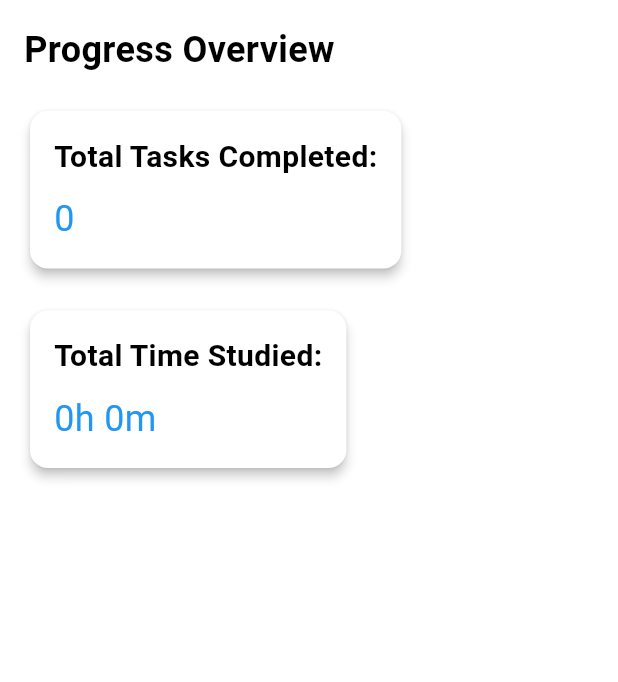
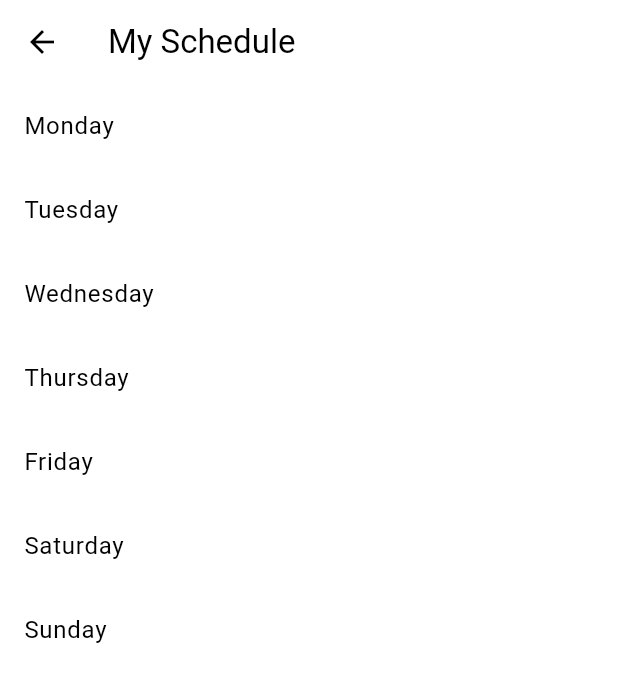
Before and after one commit to KelvQ/student_central, a Flutter app: the HomePage screen opened directly, after a tap on "Schedule", on a phone screen of 412 x 824 dp. Shown: the top 682 px of the screen. Run offline on Flutter 3.47's test engine with Material 3 defaults, Android fonts, the phone set to English and light mode, and no system bars; our stand-ins replace cloud_firestore, firebase_auth, firebase_core; accounts and stored records are empty.

Commit message:
Added schedule screen

```diff
--- a/lib/home_content.dart
+++ b/lib/home_content.dart
@@ -1,7 +1,7 @@
 import 'package:flutter/material.dart';
 import 'package:student_central/chat.dart';
 import 'package:student_central/planner.dart';
-import 'package:student_central/progress.dart';
+import 'package:student_central/schedule.dart';
 import 'package:student_central/study.dart';
 
 class HomePage extends StatelessWidget {
@@ -36,7 +36,7 @@ class HomeContent extends StatelessWidget {
             onPressed: () {
               Navigator.push(
                 context,
-                MaterialPageRoute(builder: (context) => const ProgressPage()),
+                MaterialPageRoute(builder: (context) => SchedulePage()),
               );
             },
             gradient: const LinearGradient(
--- /dev/null
+++ b/lib/schedule.dart
@@ -0,0 +1,52 @@
+import 'package:flutter/material.dart';
+
+class SchedulePage extends StatefulWidget {
+  @override
+  _SchedulePageState createState() => _SchedulePageState();
+}
+
+class _SchedulePageState extends State<SchedulePage> {
+  List<String> daysOfWeek = ['Monday', 'Tuesday', 'Wednesday', 'Thursday', 'Friday', 'Saturday', 'Sunday'];
+
+  @override
+  Widget build(BuildContext context) {
+    return Scaffold(
+      appBar: AppBar(
+        title: Text('My Schedule'),
+      ),
+      body: ListView.builder(
+        itemCount: daysOfWeek.length,
+        itemBuilder: (context, index) {
+          return ListTile(
+            title: Text(daysOfWeek[index]),
+            onTap: () {
+              // Navigate to a page to display classes scheduled for the selected day
+              Navigator.push(
+                context,
+                MaterialPageRoute(builder: (context) => ScheduleDetailPage(day: daysOfWeek[index])),
+              );
+            },
+          );
+        },
+      ),
+    );
+  }
+}
+
+class ScheduleDetailPage extends StatelessWidget {
+  final String day;
+
+  ScheduleDetailPage({required this.day});
+
+  @override
+  Widget build(BuildContext context) {
+    return Scaffold(
+      appBar: AppBar(
+        title: Text('Classes for $day'),
+      ),
+      body: Container(
+        // Implement UI to display classes scheduled for the selected day
+      ),
+    );
+  }
+}
```
